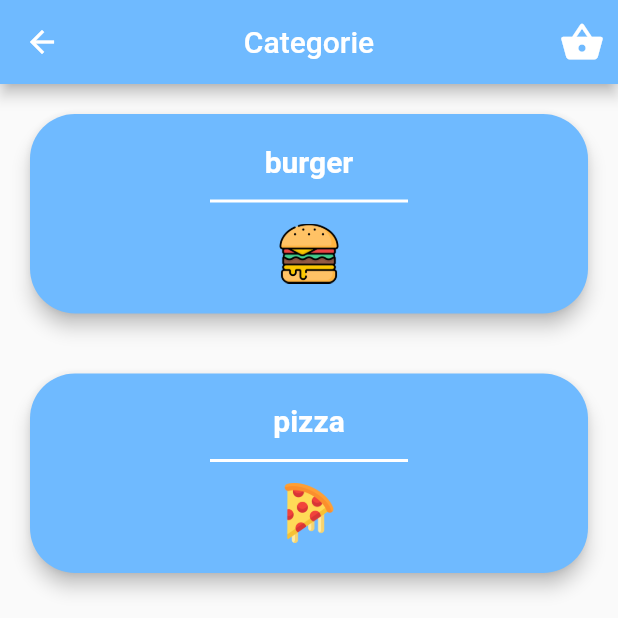
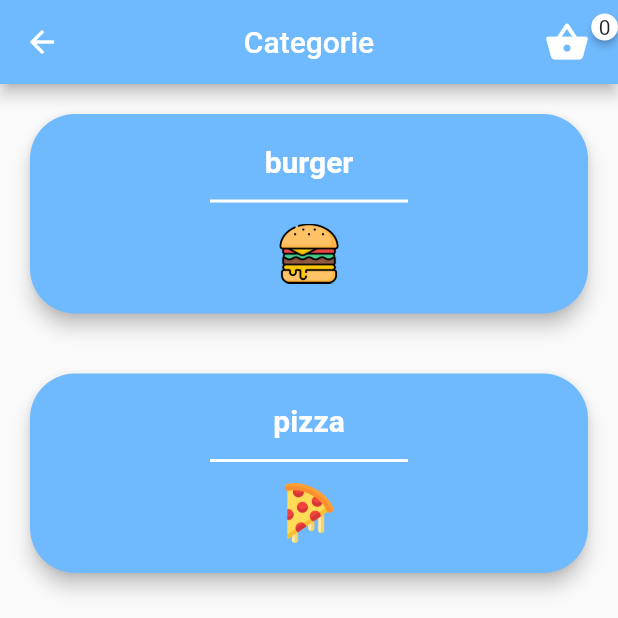
Before and after one commit to CocheteuxLaurent/projet_food, a Flutter app: the SecondePage screen opened directly, after a tap on "Categories", on a phone screen of 412 x 824 dp, the top half of it. Run offline on Flutter 3.47's test engine with Material 2 defaults, Android fonts, the phone set to English and light mode, and no system bars; drawn by our look-alikes of badges.

Commit message:
news code

```diff
--- a/lib/CategoriePage.dart
+++ b/lib/CategoriePage.dart
@@ -1,9 +1,13 @@
 import 'package:flutter/material.dart';
 import 'package:projet_food/Classes/classCategorie.dart';
 import 'package:projet_food/ProduitCategorie.dart';
+import 'package:badges/badges.dart';
 
 class CategoriePage extends StatefulWidget {
-  const CategoriePage({Key? key}) : super(key: key);
+  final articlePanier;
+  final produitSelectionner;
+  const CategoriePage({Key? key, this.articlePanier, this.produitSelectionner})
+      : super(key: key);
 
   @override
   State<CategoriePage> createState() => _CategoriePageState();
@@ -31,13 +35,21 @@ class _CategoriePageState extends State<CategoriePage> {
           centerTitle: true,
           backgroundColor: Color.fromRGBO(111, 186, 255, 100),
           actions: [
-            IconButton(
-              onPressed: () {},
-              icon: Icon(
-                Icons.shopping_basket,
-                size: 30,
-                color: Colors.white,
+            Badge(
+              position: BadgePosition.topEnd(top: 5, end: 0),
+              child: Padding(
+                padding: const EdgeInsets.symmetric(horizontal: 10),
+                child: IconButton(
+                  onPressed: () {},
+                  icon: Icon(
+                    Icons.shopping_basket,
+                    size: 30,
+                    color: Colors.white,
+                  ),
+                ),
               ),
+              badgeContent: Text(widget.articlePanier.toString()),
+              badgeColor: Colors.white,
             ),
           ],
         ),
@@ -45,7 +57,11 @@ class _CategoriePageState extends State<CategoriePage> {
           onTap: () {
             Navigator.push(
               context,
-              MaterialPageRoute(builder: (context) => ProduitCategorie()),
+              MaterialPageRoute(
+                  builder: (context) => ProduitCategorie(
+                        articlePanier: widget.produitSelectionner.length,
+                        produitSelectionner: widget.produitSelectionner,
+                      )),
             );
           },
           child: Container(
--- a/lib/PanierPage.dart
+++ b/lib/PanierPage.dart
@@ -22,10 +22,9 @@ class _PanierPageState extends State<PanierPage> {
   @override
   Widget build(BuildContext context) {
     num somme = 0;
+    //widget.quantiter.toString(int.parse(widget.quantiter)) *
     for (int i = 0; i < widget.produitSelectionner.length; i++) {
-      sommePanier =
-          widget.quantiter.toString(int.parse(widget.quantiter)) * sommePanier +
-              widget.produitSelectionner.toList()[i].prix;
+      sommePanier = sommePanier + widget.produitSelectionner.toList()[i].prix;
     }
     return Scaffold(
       appBar: AppBar(
--- a/lib/SecondePage.dart
+++ b/lib/SecondePage.dart
@@ -106,7 +106,10 @@ class _SecondePageState extends State<SecondePage> {
                     Navigator.push(
                         context,
                         MaterialPageRoute(
-                            builder: (context) => CategoriePage()));
+                            builder: (context) => CategoriePage(
+                                  articlePanier: produitSelectionner.length,
+                                  produitSelectionner: produitSelectionner,
+                                )));
                   },
                   child: Text('Categories'),
                 ),
```
Also changed, not shown: lib/ProduitCategorie.dart (+35 -2 lines).
